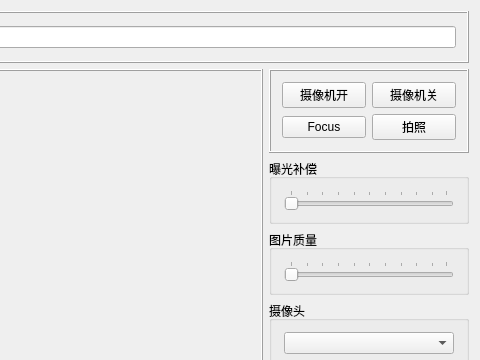
Qt form src/Evision/Camera.ui (jiafeng5513/Evision) before a commit; both pictures show x 378 to 858 and y 0 to 360 of the 858 by 547 pixel window.
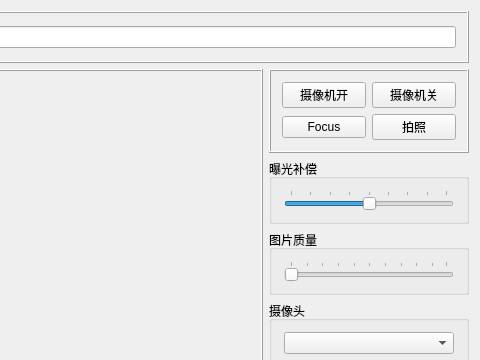
The same form after that commit. Custom widgets are drawn as their Qt base class.

```diff
--- a/src/Evision/Camera.ui
+++ b/src/Evision/Camera.ui
@@ -152,6 +152,15 @@
         <property name="contextMenuPolicy">
          <enum>Qt::NoContextMenu</enum>
         </property>
+        <property name="minimum">
+         <number>-4</number>
+        </property>
+        <property name="maximum">
+         <number>4</number>
+        </property>
+        <property name="pageStep">
+         <number>2</number>
+        </property>
         <property name="orientation">
          <enum>Qt::Horizontal</enum>
         </property>
```
